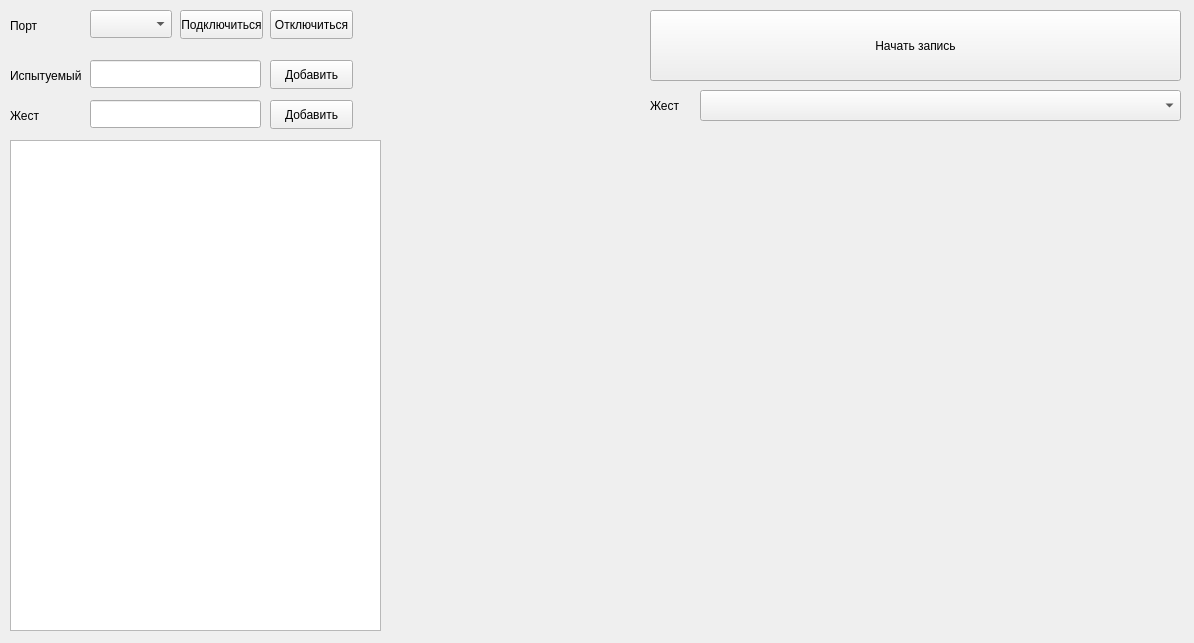
First picture: the form in mainwindow.ui, repository DenisModern/project1742gui, before the edit.
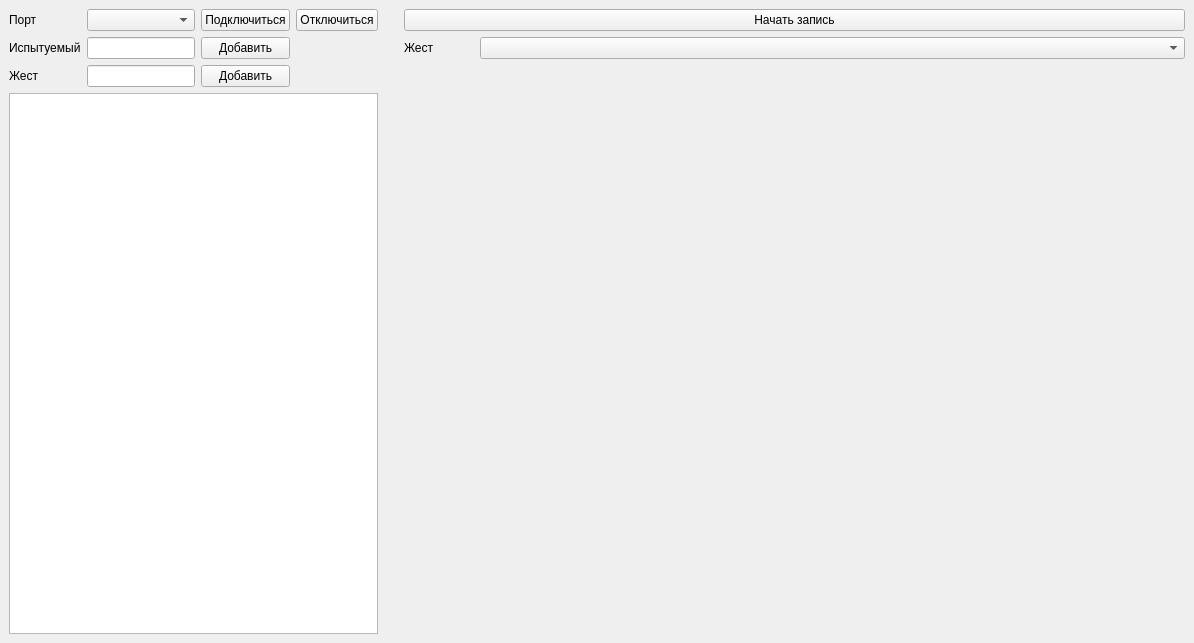
Second picture: the form after the edit.

```diff
--- a/mainwindow.ui
+++ b/mainwindow.ui
@@ -14,173 +14,106 @@
    <string>MainWindow</string>
   </property>
   <widget class="QWidget" name="centralwidget">
-   <widget class="QLabel" name="connect_label">
-    <property name="geometry">
-     <rect>
-      <x>10</x>
-      <y>10</y>
-      <width>81</width>
-      <height>31</height>
-     </rect>
-    </property>
-    <property name="text">
-     <string>Порт</string>
-    </property>
-   </widget>
-   <widget class="QComboBox" name="comport_combobox">
-    <property name="geometry">
-     <rect>
-      <x>90</x>
-      <y>10</y>
-      <width>82</width>
-      <height>28</height>
-     </rect>
-    </property>
-   </widget>
-   <widget class="QPushButton" name="connect_button">
-    <property name="geometry">
-     <rect>
-      <x>180</x>
-      <y>10</y>
-      <width>83</width>
-      <height>29</height>
-     </rect>
-    </property>
-    <property name="text">
-     <string>Подключиться</string>
-    </property>
-   </widget>
-   <widget class="QPushButton" name="disconnect_button">
-    <property name="geometry">
-     <rect>
-      <x>270</x>
-      <y>10</y>
-      <width>83</width>
-      <height>29</height>
-     </rect>
-    </property>
-    <property name="text">
-     <string>Отключиться</string>
-    </property>
-   </widget>
-   <widget class="QPushButton" name="startrecording_button">
-    <property name="geometry">
-     <rect>
-      <x>650</x>
-      <y>10</y>
-      <width>531</width>
-      <height>71</height>
-     </rect>
-    </property>
-    <property name="text">
-     <string>Начать запись</string>
-    </property>
-   </widget>
-   <widget class="QTreeView" name="data_treeview">
-    <property name="geometry">
-     <rect>
-      <x>10</x>
-      <y>140</y>
-      <width>371</width>
-      <height>491</height>
-     </rect>
-    </property>
-   </widget>
-   <widget class="QLineEdit" name="user_lineedit">
-    <property name="geometry">
-     <rect>
-      <x>90</x>
-      <y>60</y>
-      <width>171</width>
-      <height>28</height>
-     </rect>
-    </property>
-   </widget>
-   <widget class="QLabel" name="user_label">
-    <property name="geometry">
-     <rect>
-      <x>10</x>
-      <y>60</y>
-      <width>81</width>
-      <height>31</height>
-     </rect>
-    </property>
-    <property name="text">
-     <string>Испытуемый</string>
-    </property>
-   </widget>
-   <widget class="QPushButton" name="adduser_button">
-    <property name="geometry">
-     <rect>
-      <x>270</x>
-      <y>60</y>
-      <width>83</width>
-      <height>29</height>
-     </rect>
-    </property>
-    <property name="text">
-     <string>Добавить</string>
-    </property>
-   </widget>
-   <widget class="QLabel" name="gesture1_label">
-    <property name="geometry">
-     <rect>
-      <x>10</x>
-      <y>100</y>
-      <width>81</width>
-      <height>31</height>
-     </rect>
-    </property>
-    <property name="text">
-     <string>Жест</string>
-    </property>
-   </widget>
-   <widget class="QLineEdit" name="gesture_lineedit">
-    <property name="geometry">
-     <rect>
-      <x>90</x>
-      <y>100</y>
-      <width>171</width>
-      <height>28</height>
-     </rect>
-    </property>
-   </widget>
-   <widget class="QPushButton" name="addgestre_button">
-    <property name="geometry">
-     <rect>
-      <x>270</x>
-      <y>100</y>
-      <width>83</width>
-      <height>29</height>
-     </rect>
-    </property>
-    <property name="text">
-     <string>Добавить</string>
-    </property>
-   </widget>
-   <widget class="QComboBox" name="gesture_commbobox">
-    <property name="geometry">
-     <rect>
-      <x>700</x>
-      <y>90</y>
-      <width>481</width>
-      <height>31</height>
-     </rect>
-    </property>
-   </widget>
-   <widget class="QLabel" name="gesture2_label">
-    <property name="geometry">
-     <rect>
-      <x>650</x>
-      <y>90</y>
-      <width>41</width>
-      <height>31</height>
-     </rect>
-    </property>
-    <property name="text">
-     <string>Жест</string>
-    </property>
-   </widget>
+   <layout class="QGridLayout" name="gridLayout_3">
+    <item row="0" column="0">
+     <layout class="QGridLayout" name="gridLayout_2" columnstretch="0,0,0,0,0,1,10">
+      <item row="1" column="0">
+       <widget class="QLabel" name="user_label">
+        <property name="text">
+         <string>Испытуемый</string>
+        </property>
+       </widget>
+      </item>
+      <item row="0" column="0">
+       <widget class="QLabel" name="connect_label">
+        <property name="text">
+         <string>Порт</string>
+        </property>
+       </widget>
+      </item>
+      <item row="0" column="2">
+       <widget class="QPushButton" name="connect_button">
+        <property name="text">
+         <string>Подключиться</string>
+        </property>
+       </widget>
+      </item>
+      <item row="1" column="1">
+       <widget class="QLineEdit" name="user_lineedit"/>
+      </item>
+      <item row="3" column="0" colspan="4">
+       <widget class="QTreeView" name="data_treeview"/>
+      </item>
+      <item row="2" column="1">
+       <widget class="QLineEdit" name="gesture_lineedit"/>
+      </item>
+      <item row="1" column="6">
+       <widget class="QComboBox" name="gesture_commbobox"/>
+      </item>
+      <item row="1" column="2">
+       <widget class="QPushButton" name="adduser_button">
+        <property name="text">
+         <string>Добавить</string>
+        </property>
+       </widget>
+      </item>
+      <item row="3" column="5" colspan="2">
+       <widget class="QWidget" name="widget" native="true"/>
+      </item>
+      <item row="2" column="2">
+       <widget class="QPushButton" name="addgestre_button">
+        <property name="text">
+         <string>Добавить</string>
+        </property>
+       </widget>
+      </item>
+      <item row="0" column="1">
+       <widget class="QComboBox" name="comport_combobox"/>
+      </item>
+      <item row="0" column="3">
+       <widget class="QPushButton" name="disconnect_button">
+        <property name="text">
+         <string>Отключиться</string>
+        </property>
+       </widget>
+      </item>
+      <item row="2" column="0">
+       <widget class="QLabel" name="gesture1_label">
+        <property name="text">
+         <string>Жест</string>
+        </property>
+       </widget>
+      </item>
+      <item row="1" column="5">
+       <widget class="QLabel" name="gesture2_label">
+        <property name="text">
+         <string>Жест</string>
+        </property>
+       </widget>
+      </item>
+      <item row="0" column="5" colspan="2">
+       <widget class="QPushButton" name="startrecording_button">
+        <property name="text">
+         <string>Начать запись</string>
+        </property>
+       </widget>
+      </item>
+      <item row="0" column="4" rowspan="4">
+       <spacer name="verticalSpacer">
+        <property name="orientation">
+         <enum>Qt::Vertical</enum>
+        </property>
+        <property name="sizeHint" stdset="0">
+         <size>
+          <width>20</width>
+          <height>40</height>
+         </size>
+        </property>
+       </spacer>
+      </item>
+     </layout>
+    </item>
+   </layout>
   </widget>
  </widget>
  <resources/>
```
